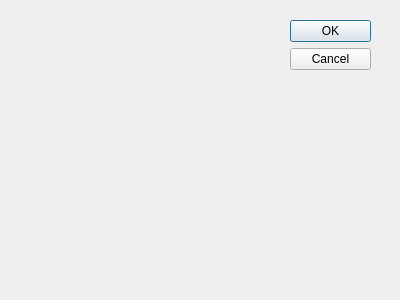
Qt form CPUSchedulers/sjf_dialog.ui (lameesemad1996/CPUSchedulers) before a commit.
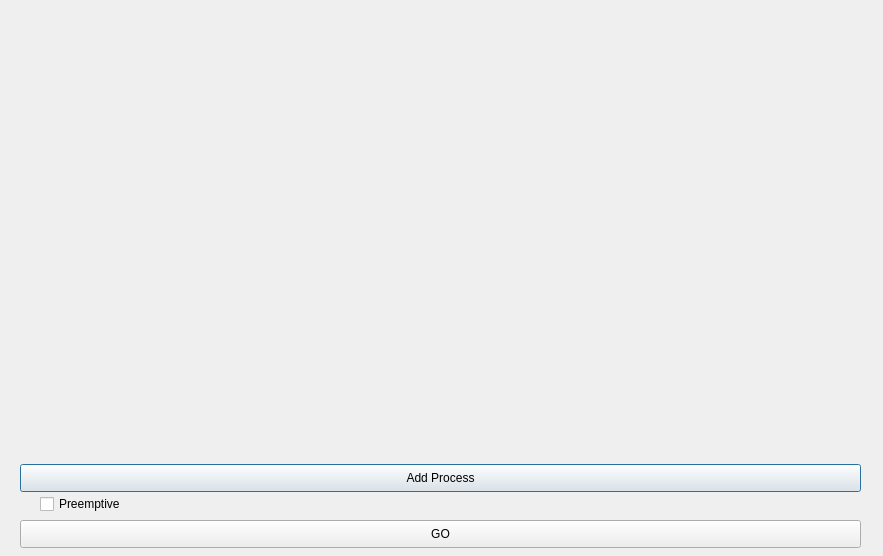
The same form after that commit.

The edit to the form file:
```diff
--- a/CPUSchedulers/sjf_dialog.ui
+++ b/CPUSchedulers/sjf_dialog.ui
@@ -8,27 +8,79 @@
    <rect>
     <x>0</x>
     <y>0</y>
-    <width>400</width>
-    <height>300</height>
+    <width>883</width>
+    <height>556</height>
    </rect>
   </property>
   <property name="windowTitle">
    <string>Dialog</string>
   </property>
-  <widget name="buttonBox" class="QDialogButtonBox">
+  <widget class="QWidget" name="verticalLayoutWidget">
    <property name="geometry">
     <rect>
-     <x>290</x>
-     <y>20</y>
-     <width>81</width>
-     <height>241</height>
+     <x>20</x>
+     <y>10</y>
+     <width>841</width>
+     <height>441</height>
     </rect>
    </property>
-   <property name="orientation">
-    <enum>Qt::Vertical</enum>
+   <layout class="QVBoxLayout" name="verticalLayout_2"/>
+  </widget>
+  <widget class="QPushButton" name="pushButton_addProcess">
+   <property name="geometry">
+    <rect>
+     <x>20</x>
+     <y>464</y>
+     <width>841</width>
+     <height>28</height>
+    </rect>
    </property>
-   <property name="standardButtons">
-    <set>QDialogButtonBox::Cancel|QDialogButtonBox::Ok</set>
+   <property name="sizePolicy">
+    <sizepolicy hsizetype="Preferred" vsizetype="Fixed">
+     <horstretch>0</horstretch>
+     <verstretch>0</verstretch>
+    </sizepolicy>
+   </property>
+   <property name="text">
+    <string>Add Process</string>
+   </property>
+  </widget>
+  <widget class="QCheckBox" name="checkBox">
+   <property name="geometry">
+    <rect>
+     <x>40</x>
+     <y>494</y>
+     <width>101</width>
+     <height>20</height>
+    </rect>
+   </property>
+   <property name="sizePolicy">
+    <sizepolicy hsizetype="Fixed" vsizetype="Fixed">
+     <horstretch>0</horstretch>
+     <verstretch>0</verstretch>
+    </sizepolicy>
+   </property>
+   <property name="text">
+    <string>Preemptive</string>
+   </property>
+  </widget>
+  <widget class="QPushButton" name="pushButton_Go">
+   <property name="geometry">
+    <rect>
+     <x>20</x>
+     <y>520</y>
+     <width>841</width>
+     <height>28</height>
+    </rect>
+   </property>
+   <property name="sizePolicy">
+    <sizepolicy hsizetype="Preferred" vsizetype="Fixed">
+     <horstretch>0</horstretch>
+     <verstretch>0</verstretch>
+    </sizepolicy>
+   </property>
+   <property name="text">
+    <string>GO</string>
    </property>
   </widget>
  </widget>
```
Left out of the diff: 42 changed lines with no effect on the pictures.
